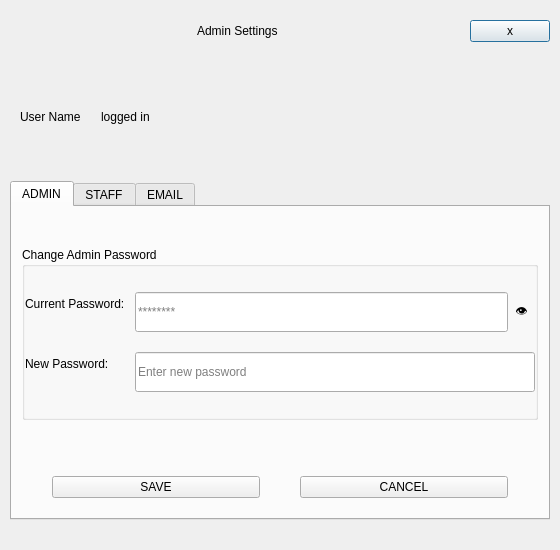
Old version of the form Project/ui/admin_menu.ui in the repository Selvam-T/POS.
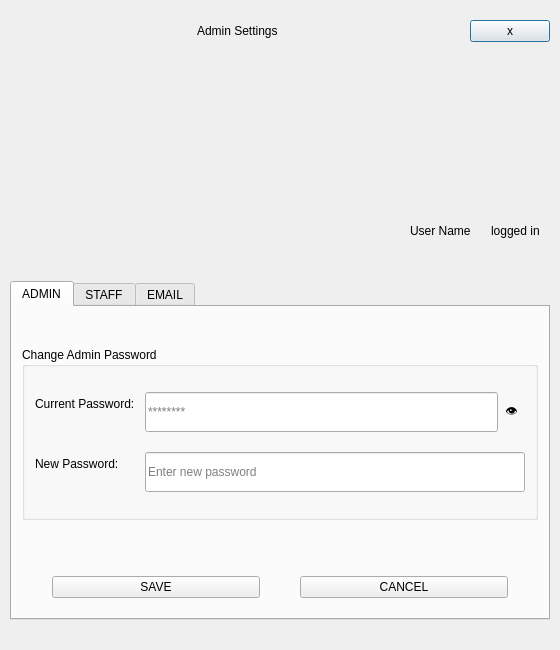
New version of the form. The open tabs and pages were chosen to show the change.

Commit message: menu.qss updated

The edit to the form file:
```diff
--- a/Project/ui/admin_menu.ui
+++ b/Project/ui/admin_menu.ui
@@ -7,7 +7,7 @@
     <x>0</x>
     <y>0</y>
     <width>560</width>
-    <height>550</height>
+    <height>650</height>
    </rect>
   </property>
   <property name="sizePolicy">
@@ -19,7 +19,7 @@
   <property name="minimumSize">
    <size>
     <width>0</width>
-    <height>550</height>
+    <height>600</height>
    </size>
   </property>
   <layout class="QVBoxLayout" name="mainVerticalLayout">
@@ -139,21 +139,7 @@
       <number>10</number>
      </property>
      <item>
-      <widget class="QLabel" name="userHeaderLabel">
-       <property name="text">
-        <string>User Name</string>
-       </property>
-      </widget>
-     </item>
-     <item>
-      <widget class="QLabel" name="loginHeaderLabel">
-       <property name="text">
-        <string>logged in</string>
-       </property>
-      </widget>
-     </item>
-     <item>
-      <spacer name="horizontalSpacer">
+      <spacer name="horizontalSpacer_2">
        <property name="orientation">
         <enum>Qt::Horizontal</enum>
        </property>
@@ -165,6 +151,20 @@
        </property>
       </spacer>
      </item>
+     <item>
+      <widget class="QLabel" name="userHeaderLabel">
+       <property name="text">
+        <string>User Name</string>
+       </property>
+      </widget>
+     </item>
+     <item>
+      <widget class="QLabel" name="loginHeaderLabel">
+       <property name="text">
+        <string>logged in</string>
+       </property>
+      </widget>
+     </item>
     </layout>
    </item>
    <item>
@@ -173,7 +173,7 @@
       <enum>Qt::Vertical</enum>
      </property>
      <property name="sizeType">
-      <enum>QSizePolicy::Expanding</enum>
+      <enum>QSizePolicy::Fixed</enum>
      </property>
      <property name="sizeHint" stdset="0">
       <size>
@@ -227,13 +227,13 @@
            <number>20</number>
           </property>
           <property name="leftMargin">
-           <number>0</number>
+           <number>10</number>
           </property>
           <property name="topMargin">
            <number>25</number>
           </property>
           <property name="rightMargin">
-           <number>0</number>
+           <number>10</number>
           </property>
           <property name="bottomMargin">
            <number>25</number>
```
Left out of the diff: 10 changed lines with no effect on the pictures. The commit also changes 5 other files.
